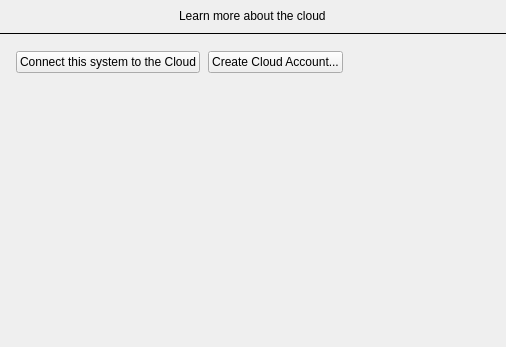
Above: client/src/ui/widgets/settings/cloud_management_widget.ui from networkoptix/nx_open before the change. Below: the same form after it.
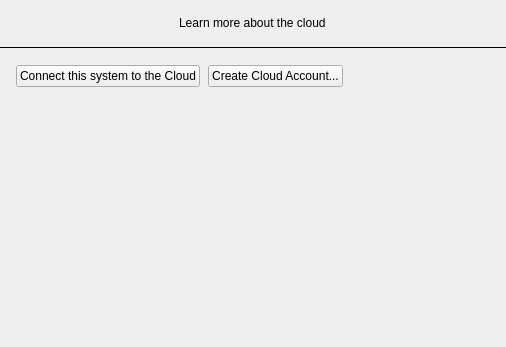
That is the form after the change. Custom widgets are drawn as their Qt base class.

Commit message:
VMS-2212: Cloud tab in system administration
<==== Mercurial data ====>
Branch: dev_3.0.0_gui

Patch:
```diff
--- a/client/src/ui/widgets/settings/cloud_management_widget.ui
+++ b/client/src/ui/widgets/settings/cloud_management_widget.ui
@@ -51,6 +51,21 @@
        <item>
         <widget class="QnPanel" name="introWidget" native="true">
          <layout class="QVBoxLayout" name="verticalLayout_3">
+          <property name="spacing">
+           <number>8</number>
+          </property>
+          <property name="leftMargin">
+           <number>16</number>
+          </property>
+          <property name="topMargin">
+           <number>16</number>
+          </property>
+          <property name="rightMargin">
+           <number>16</number>
+          </property>
+          <property name="bottomMargin">
+           <number>16</number>
+          </property>
           <item alignment="Qt::AlignHCenter">
            <widget class="QLabel" name="learnMoreLabel">
             <property name="text">
```
